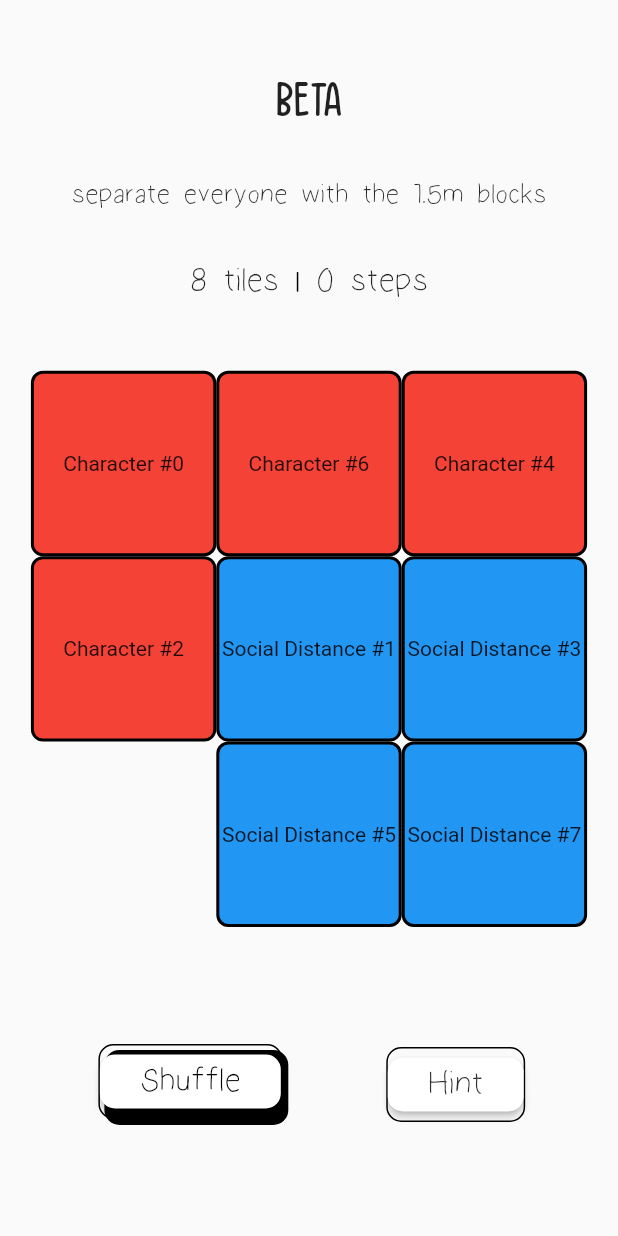
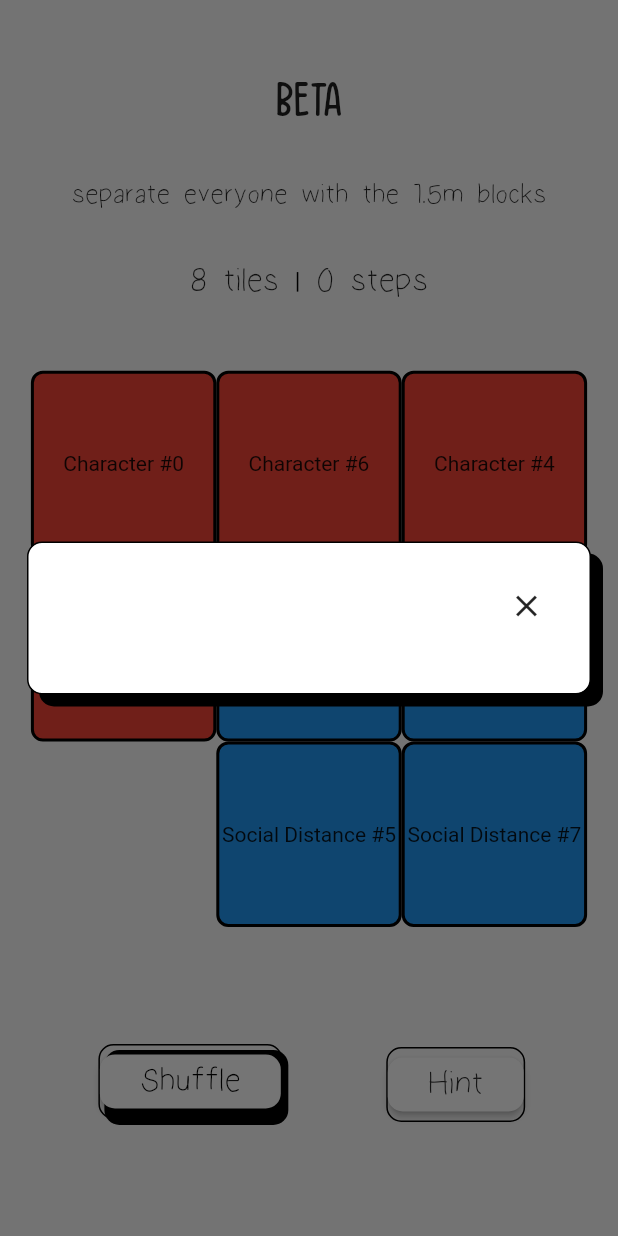
Before and after one commit to dylan-develop/leave_me_alone, a Flutter app: the screen it shows after launch, after a tap on "Hint", on a phone screen of 412 x 824 dp. Run offline on Flutter 3.47's test engine with Material 2 defaults, Android fonts, the phone set to English and light mode, and no system bars; our stand-ins replace bloc, equatable, flutter_bloc.

Commit message:
Add basic pop up

```diff
--- a/lib/components/bottom_section.dart
+++ b/lib/components/bottom_section.dart
@@ -2,6 +2,7 @@ import 'package:flutter/material.dart';
 import 'package:flutter_bloc/flutter_bloc.dart';
 import 'package:slide_puzzle/bloc/puzzle_bloc.dart';
 import 'package:slide_puzzle/components/elevated_button.dart';
+import 'package:slide_puzzle/components/popup_container.dart';
 
 class BottomSection extends StatelessWidget {
   const BottomSection({Key? key}) : super(key: key);
@@ -15,15 +16,20 @@ class BottomSection extends StatelessWidget {
         children: [
           CustomElevatedButton(
             title: 'Shuffle',
-            keyCharacter: 'r',
             onPressed: () {
               context.read<PuzzleBloc>().add(PuzzleReset());
             },
           ),
           CustomElevatedButton(
             title: 'Hint',
-            keyCharacter: 'h',
-            onPressed: () {},
+            onPressed: () {
+              showDialog(
+                context: context,
+                builder: (context) {
+                  return PopupContainer(child: Text(''));
+                },
+              );
+            },
           ),
         ],
       ),
--- a/lib/components/elevated_button.dart
+++ b/lib/components/elevated_button.dart
@@ -4,14 +4,12 @@ class CustomElevatedButton extends StatefulWidget {
   final String title;
   final Function onPressed;
   final double fontSize;
-  final String? keyCharacter;
 
   const CustomElevatedButton({
     Key? key,
     required this.title,
     required this.onPressed,
     this.fontSize = 24,
-    this.keyCharacter,
   }) : super(key: key);
 
   @override
--- /dev/null
+++ b/lib/components/popup_container.dart
@@ -0,0 +1,104 @@
+import 'dart:math';
+
+import 'package:flutter/material.dart';
+import 'package:slide_puzzle/components/responsive_layout_builder.dart';
+
+class PopupContainer extends StatelessWidget {
+  final Widget child;
+
+  const PopupContainer({
+    Key? key,
+    required this.child,
+  }) : super(key: key);
+
+  @override
+  Widget build(BuildContext context) {
+    return ResponsiveLayoutBuilder(
+      mobile: Center(
+        child: Container(
+          margin: const EdgeInsets.symmetric(horizontal: 18),
+          padding: const EdgeInsets.all(30),
+          decoration: BoxDecoration(
+            border: Border.all(),
+            borderRadius: BorderRadius.circular(10),
+            color: Colors.white,
+            boxShadow: const [
+              BoxShadow(
+                color: Colors.black,
+                offset: Offset(8, 8),
+              ),
+            ],
+          ),
+          child: Column(
+            mainAxisSize: MainAxisSize.min,
+            children: [
+              Align(
+                alignment: Alignment.centerRight,
+                child: GestureDetector(
+                  onTap: () {
+                    Navigator.of(context).pop();
+                  },
+                  child: const Icon(Icons.close),
+                ),
+              ),
+              child,
+            ],
+          ),
+        ),
+      ),
+      desktop: Container(
+        margin: const EdgeInsets.symmetric(horizontal: 96),
+        child: Row(
+          children: [
+            Expanded(
+              flex: 5,
+              child: Container(),
+            ),
+            Expanded(
+              flex: 6,
+              child: Center(
+                child: Container(
+                  decoration: BoxDecoration(
+                    border: Border.all(),
+                    borderRadius: BorderRadius.circular(10),
+                    color: Colors.white,
+                    boxShadow: const [
+                      BoxShadow(
+                        color: Colors.black,
+                        offset: Offset(16, 21),
+                      ),
+                    ],
+                  ),
+                  child: SizedBox.square(
+                    dimension: min(
+                        (MediaQuery.of(context).size.width - 96 * 2) * 6 / 11,
+                        MediaQuery.of(context).size.height * 0.9),
+                    child: Container(
+                      margin: const EdgeInsets.all(32),
+                      child: Column(
+                        children: [
+                          Align(
+                            alignment: Alignment.centerRight,
+                            child: GestureDetector(
+                              onTap: () {
+                                Navigator.of(context).pop();
+                              },
+                              child: const Icon(Icons.close),
+                            ),
+                          ),
+                          Expanded(
+                            child: child,
+                          ),
+                        ],
+                      ),
+                    ),
+                  ),
+                ),
+              ),
+            ),
+          ],
+        ),
+      ),
+    );
+  }
+}
--- /dev/null
+++ b/lib/components/popup_win.dart
@@ -0,0 +1,13 @@
+import 'package:flutter/material.dart';
+import 'package:slide_puzzle/components/popup_container.dart';
+
+class WinPopup extends StatelessWidget {
+  const WinPopup({Key? key}) : super(key: key);
+
+  @override
+  Widget build(BuildContext context) {
+    return PopupContainer(
+      child: Container(),
+    );
+  }
+}
--- a/lib/components/side_section.dart
+++ b/lib/components/side_section.dart
@@ -2,6 +2,7 @@ import 'package:flutter/material.dart';
 import 'package:flutter_bloc/flutter_bloc.dart';
 import 'package:slide_puzzle/bloc/puzzle_bloc.dart';
 import 'package:slide_puzzle/components/elevated_button.dart';
+import 'package:slide_puzzle/components/popup_container.dart';
 
 class SideSection extends StatelessWidget {
   const SideSection({Key? key}) : super(key: key);
@@ -69,7 +70,6 @@ class SideSection extends StatelessWidget {
               child: CustomElevatedButton(
                 key: UniqueKey(),
                 title: 'Shuffle',
-                keyCharacter: 'r',
                 fontSize: 36,
                 onPressed: () {
                   context.read<PuzzleBloc>().add(PuzzleReset());
@@ -78,9 +78,15 @@ class SideSection extends StatelessWidget {
             ),
             CustomElevatedButton(
               title: 'Hint',
-              keyCharacter: 'h',
               fontSize: 36,
-              onPressed: () {},
+              onPressed: () {
+                showDialog(
+                  context: context,
+                  builder: (context) {
+                    return PopupContainer(child: Container());
+                  },
+                );
+              },
             ),
           ],
         ),
--- a/lib/screens/game.dart
+++ b/lib/screens/game.dart
@@ -30,10 +30,12 @@ class GamePage extends StatelessWidget {
               ),
               Expanded(
                 flex: 9,
-                child: PuzzleBoard(
-                  dimenision: min(
-                    MediaQuery.of(context).size.width - 16 * 2,
-                    MediaQuery.of(context).size.height * 9 / 20,
+                child: Center(
+                  child: PuzzleBoard(
+                    dimenision: min(
+                      MediaQuery.of(context).size.width - 16 * 2,
+                      MediaQuery.of(context).size.height * 9 / 20,
+                    ),
                   ),
                 ),
               ),
```
Also changed, not shown: lib/components/popup_hints.dart (added).
